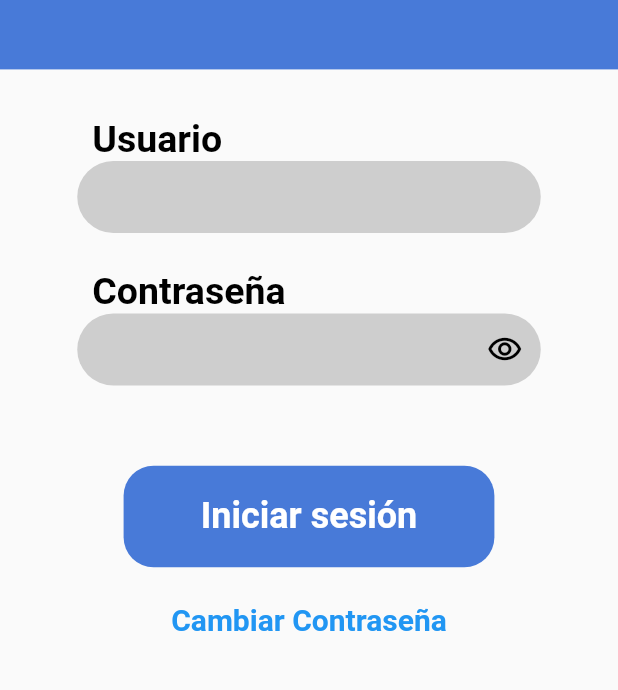
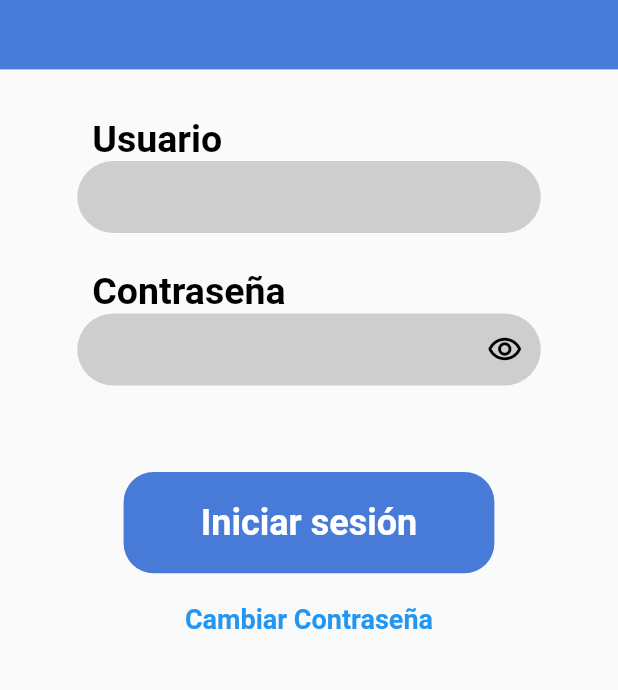
Before and after one commit to hughdide84/aulanosa2023Flutter, a Flutter app: the screen it shows after launch, on a phone screen of 412 x 824 dp, the part 425-1115 px from its top. Run offline on Flutter 3.47's test engine with Material 2 defaults, Android fonts, the phone set to English and light mode, and no system bars; our stand-ins replace animate_do, flutter_zoom_drawer, table_calendar.

Commit message:
login_modificaciones

```diff
--- a/Proyecto_Principal/aulanosa_app/lib/pantallas/login.dart
+++ b/Proyecto_Principal/aulanosa_app/lib/pantallas/login.dart
@@ -180,7 +180,7 @@ class Login2 extends State<Login> {
 
                     // Espaciador entre containers //
                     SizedBox(
-                      height: size.height * 0.065,
+                      height: size.height * 0.07,
                     ),
 
                     //boton de iniciar sesión
@@ -238,7 +238,7 @@ class Login2 extends State<Login> {
                     ),
 
                     // Espaciador entre containers //
-                    SizedBox(height: size.height * 0.01),
+                    SizedBox(height: size.height * 0.005),
 
                     //boton de cambio de contraseña //
                     InkWell(
@@ -253,11 +253,11 @@ class Login2 extends State<Login> {
                       child: Container(
                         alignment: Alignment.center,
                         height: size.height * 0.065,
-                        width: size.width * 0.5,
+                        width: size.width * 0.6,
                         child: const Text(
                           "Cambiar Contraseña",
                           style: TextStyle(
-                              fontSize: 20,
+                              fontSize: 18,
                               color: Colors.blue,
                               fontWeight: FontWeight.bold),
                         ),
```
